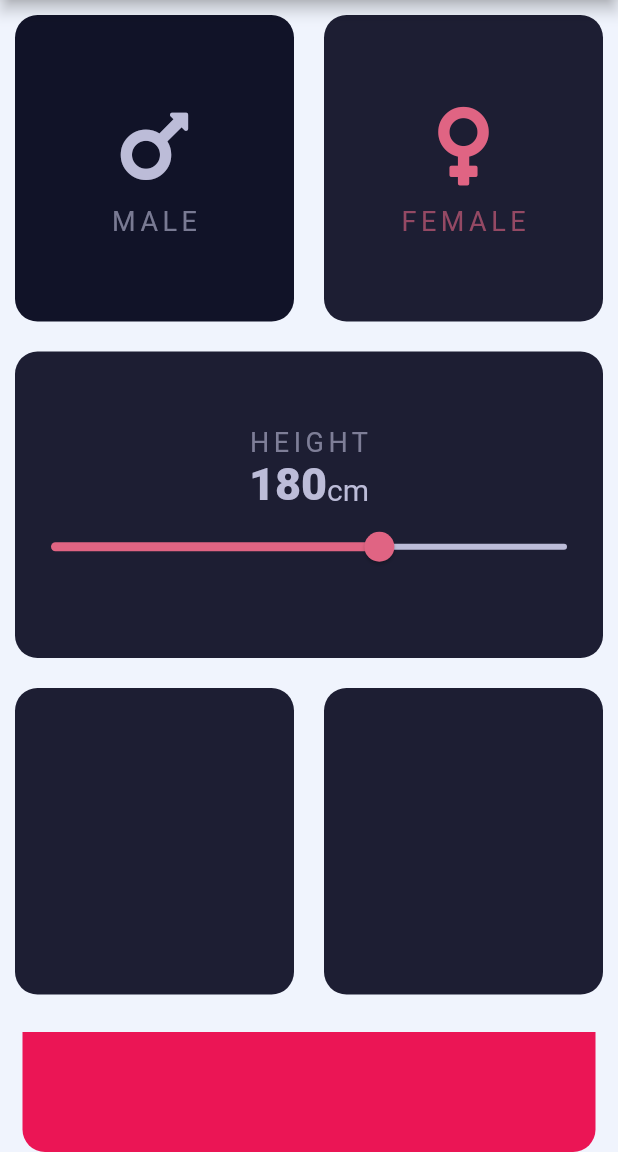
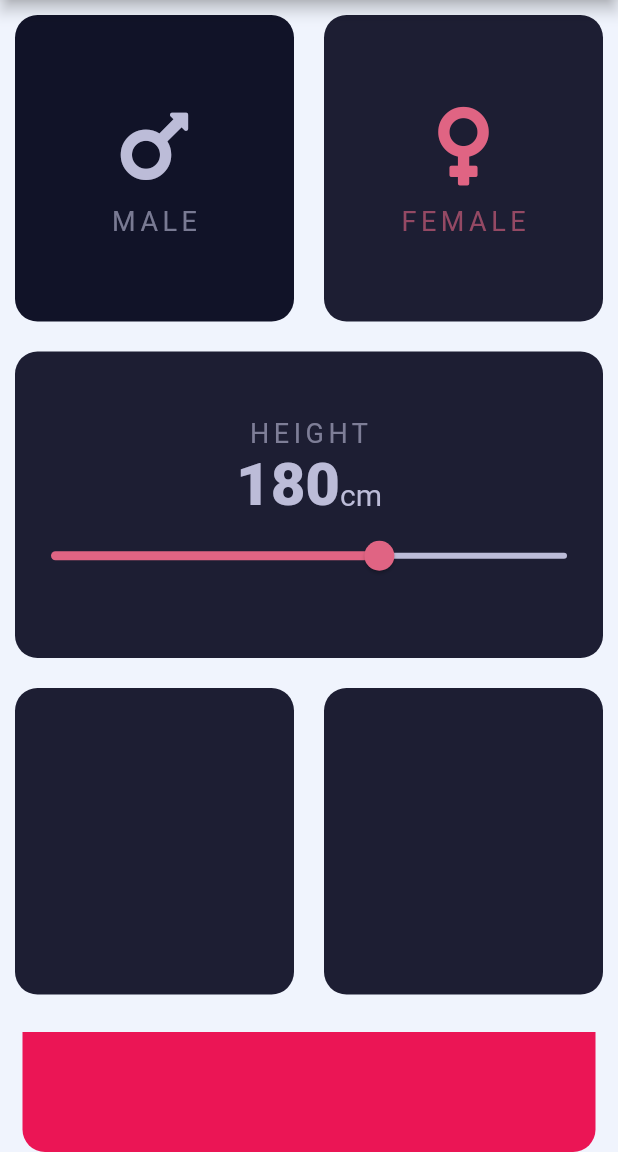
Before and after one commit to mustak/flutter-bmi-calculator, a Flutter app: the screen it shows after launch, on a phone screen of 412 x 824 dp, the part 84-1236 px from its top. Run offline on Flutter 3.47's test engine with Material 2 defaults, Android fonts, the phone set to English and light mode, and no system bars; our stand-ins replace font_awesome_flutter.

Commit message:
Refactor height component

```diff
--- /dev/null
+++ b/lib/components/height_input.dart
@@ -0,0 +1,61 @@
+import 'package:flutter/material.dart';
+import 'package:flutter/rendering.dart';
+import 'package:flutter_bmi_calculator/constants.dart';
+
+class HeightInput extends StatefulWidget {
+  final Function onSelected;
+
+  HeightInput({this.onSelected});
+  @override
+  _HeightInputState createState() => _HeightInputState();
+}
+
+class _HeightInputState extends State<HeightInput> {
+  int _height = kDefaultHeight;
+
+  @override
+  Widget build(BuildContext context) {
+    return Column(
+      mainAxisAlignment: MainAxisAlignment.center,
+      children: [
+//        SizedBox(
+//          height: 10,
+//        ),
+        Text(
+          'HEIGHT',
+          style: kLabelStyle(kValueDefault),
+        ),
+        Row(
+          mainAxisSize: MainAxisSize.min,
+          crossAxisAlignment: CrossAxisAlignment.baseline,
+          textBaseline: TextBaseline.alphabetic,
+          children: [
+            Text(
+              _height.toString(),
+              style: kValueStyle,
+            ),
+            Text(
+              'cm',
+              style: kUnitStyle,
+            ),
+          ],
+        ),
+        Slider(
+          value: _height.toDouble(),
+          onChanged: (newValue) {
+            setState(() {
+              _height = newValue.toInt();
+            });
+          },
+          onChangeEnd: (newValue) {
+            widget.onSelected(newValue.toInt());
+          },
+          min: 110,
+          max: 220,
+          activeColor: kValueSelected,
+          inactiveColor: kValueDefault,
+        )
+      ],
+    );
+  }
+}
--- a/lib/constants.dart
+++ b/lib/constants.dart
@@ -23,3 +23,15 @@ enum Gender { male, female }
 
 //Gender related
 const double kIconSize = 60;
+
+//Height Related
+const int kDefaultHeight = 180;
+const kValueStyle = TextStyle(
+  color: kValueDefault,
+  fontSize: 40,
+  fontWeight: FontWeight.w900,
+);
+const kUnitStyle = TextStyle(
+  color: kValueDefault,
+  fontSize: 20,
+);
--- a/lib/screens/input_page.dart
+++ b/lib/screens/input_page.dart
@@ -2,6 +2,7 @@ import 'package:flutter/material.dart';
 import 'package:flutter_bmi_calculator/constants.dart';
 import 'package:flutter_bmi_calculator/components/reusable_card.dart';
 import 'package:flutter_bmi_calculator/components/gender_icon.dart';
+import 'package:flutter_bmi_calculator/components/height_input.dart';
 
 class InputPage extends StatefulWidget {
   InputPage({Key key, this.title}) : super(key: key);
@@ -63,48 +64,12 @@ class _InputPageState extends State<InputPage> {
           Expanded(
             child: ReusableCard(
               active: true,
-              child: Column(
-                mainAxisAlignment: MainAxisAlignment.center,
-                children: [
-                  Text(
-                    'HEIGHT',
-                    style: kLabelStyle(kValueDefault),
-                  ),
-                  Row(
-                    mainAxisSize: MainAxisSize.min,
-                    crossAxisAlignment: CrossAxisAlignment.baseline,
-                    textBaseline: TextBaseline.alphabetic,
-                    children: [
-                      Text(
-                        _height.toString(),
-                        style: TextStyle(
-                          color: kValueDefault,
-                          fontSize: 30,
-                          fontWeight: FontWeight.w900,
-                        ),
-                      ),
-                      Text(
-                        'cm',
-                        style: TextStyle(
-                          color: kValueDefault,
-                          fontSize: 20,
-                        ),
-                      ),
-                    ],
-                  ),
-                  Slider(
-                    value: _height.toDouble(),
-                    onChanged: (newValue) {
+              child: HeightInput(
+                onSelected: (int newHeight) {
                   setState(() {
-                        _height = newValue.toInt();
+                    _height = newHeight;
                   });
                 },
-                    min: 110,
-                    max: 220,
-                    activeColor: kValueSelected,
-                    inactiveColor: kValueDefault,
-                  )
-                ],
               ),
             ),
           ),
@@ -125,7 +90,11 @@ class _InputPageState extends State<InputPage> {
               ],
             ),
           ),
-          Container(
+          GestureDetector(
+            onTap: () {
+              print(_height);
+            },
+            child: Container(
               height: kBottomContainerHeight,
               //TODO: specify width: double.infinity
               margin: EdgeInsets.fromLTRB(15, 15, 15, 0),
@@ -135,6 +104,7 @@ class _InputPageState extends State<InputPage> {
                   bottom: Radius.circular(kBorderRadius),
                 ),
               ),
+            ),
           )
         ],
       ),
```
Lines whose indentation alone changed are shown as unchanged.
